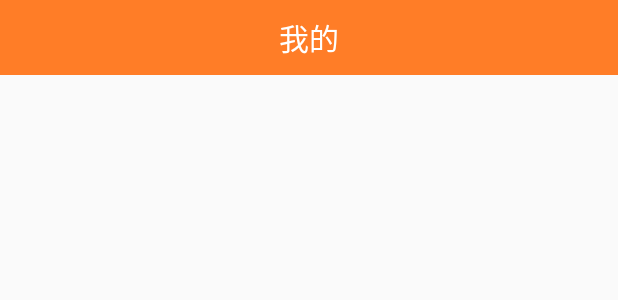
After one commit to aitonjiaotong/AiTon_BaMin_Everything_2016-3-2am, an Android app: the layout fragment_mine_everything.xml on its own in the app's theme, with its tools: preview values and no code run, on a phone screen of 412 x 824 dp. The commit adds this screen. Shown: the top 300 px of the screen. Run offline under Robolectric (Android 15) with nearby library versions, the phone set to English and light mode, and no system bars.

Commit message:
2016年3月1日12:57:37

```diff
--- /dev/null
+++ b/八闽出行/src/main/res/layout/fragment_mine_everything.xml
@@ -0,0 +1,33 @@
+<LinearLayout xmlns:android="http://schemas.android.com/apk/res/android"
+             xmlns:tools="http://schemas.android.com/tools"
+              android:orientation="vertical"
+             android:layout_width="match_parent"
+             android:layout_height="match_parent"
+             tools:context="com.example.zjb.bamin.everything_fragment.MineEverythingFragment">
+
+
+    <RelativeLayout
+        android:background="@color/title_bar"
+        android:layout_width="match_parent"
+        android:layout_height="50dp"
+        android:layout_alignParentTop="true"
+        android:layout_centerHorizontal="true"
+        android:id="@+id/relativeLayout12"
+        android:layout_gravity="center_horizontal">
+
+        <TextView
+            style="@style/title_bar_text_style"
+            android:layout_width="wrap_content"
+            android:layout_height="wrap_content"
+            android:text="我的"
+            android:id="@+id/textView16"
+            android:layout_centerVertical="true"
+            android:layout_centerHorizontal="true"/>
+    </RelativeLayout>
+
+    <RelativeLayout
+        android:layout_width="match_parent"
+        android:layout_height="200dp">
+
+    </RelativeLayout>
+</LinearLayout>
```
Also changed, not shown: 八闽出行/src/main/java/com/example/zjb/bamin/EverytingActivity.java (+24 -31 lines), 八闽出行/src/main/java/com/example/zjb/bamin/everything_fragment/MainEverytingFragment.java (added, +31 -0 lines), 八闽出行/src/main/java/com/example/zjb/bamin/everything_fragment/MineEverythingFragment.java (added, +31 -0 lines), 八闽出行/src/main/java/com/example/zjb/bamin/everything_fragment/OrderEverythingFragment.java (added, +25 -0 lines), 八闽出行/src/main/res/layout/activity_everyting.xml (+45 -14 lines), 八闽出行/src/main/res/layout/fragment_main.xml (added, +13 -0 lines), 八闽出行/src/main/res/layout/fragment_order_everything.xml (added, +13 -0 lines), 八闽出行/src/main/res/mipmap-xhdpi/a01.png (added), 八闽出行/src/main/res/mipmap-xhdpi/a02.png (added).
